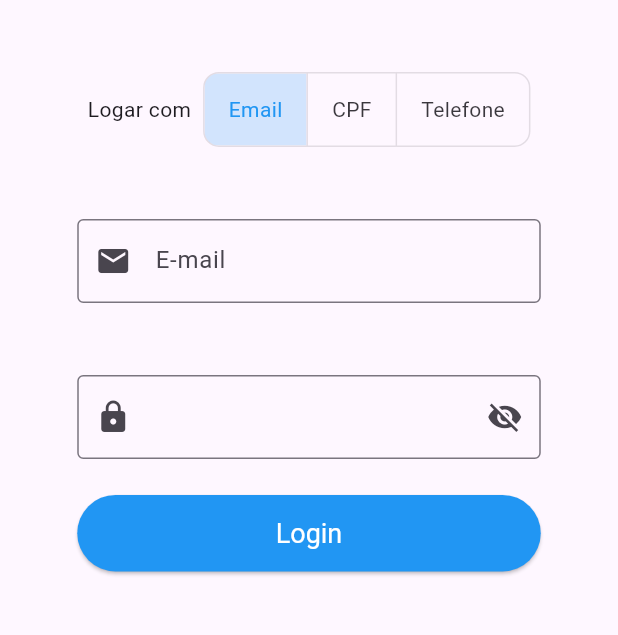
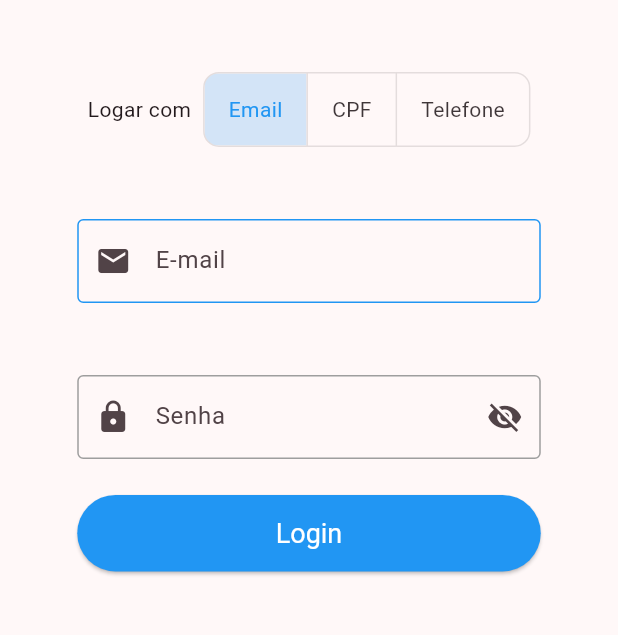
Before and after one commit to LrAmaral/first-flutter-app, a Flutter app: the screen it shows after launch, on a phone screen of 412 x 824 dp, the part 429-1064 px from its top. Run offline on Flutter 3.47's test engine with Material 3 defaults, Android fonts, the phone set to English and light mode, and no system bars.

Commit message:
:package: minor-changes

```diff
--- a/lib/main.dart
+++ b/lib/main.dart
@@ -1,7 +1,7 @@
 import 'package:atividade/classes/login_details.dart';
 import 'package:atividade/widgets/login_text_field.dart';
+import 'package:atividade/widgets/welcome.dart';
 import 'package:flutter/material.dart';
-import 'package:collection/collection.dart';
 
 void main() {
   runApp(const MyApp());
@@ -13,9 +13,10 @@ class MyApp extends StatelessWidget {
   @override
   Widget build(BuildContext context) {
     return MaterialApp(
+      debugShowCheckedModeBanner: false,
       title: 'Flutter Demo',
       theme: ThemeData(
-        colorScheme: ColorScheme.fromSeed(seedColor: Colors.deepPurple),
+        colorScheme: ColorScheme.fromSeed(seedColor: Colors.black),
         useMaterial3: true,
       ),
       home: const Aula08(title: 'Flutter Demo Home Page'),
@@ -43,8 +44,7 @@ class _Aula08State extends State<Aula08> {
     setState(() {
       _loginController.text = '';
       _tipoCampoLogin = TiposLogin.values[idx];
-      _tipoLogin =
-          _tipoLogin.mapIndexed((index, element) => index == idx).toList();
+      _tipoLogin = List<bool>.generate(3, (index) => index == idx);
     });
   }
 
@@ -114,8 +114,11 @@ class _Aula08State extends State<Aula08> {
 
   void _login() {
     if (_validateFields()) {
-      // Processar login
-      print('Login bem-sucedido');
+      Navigator.of(context).push(
+        MaterialPageRoute(
+          builder: (context) => const WelcomeScreen(),
+        ),
+      );
     }
   }
 
@@ -173,6 +176,7 @@ class _Aula08State extends State<Aula08> {
                 controller: _senhaController,
                 obscureText: _esconderSenha,
                 decoration: InputDecoration(
+                  labelText: 'Senha',
                   prefixIcon: const Icon(Icons.lock),
                   suffixIcon: IconButton(
                     onPressed: () {
@@ -185,6 +189,15 @@ class _Aula08State extends State<Aula08> {
                         : const Icon(Icons.visibility),
                   ),
                   border: const OutlineInputBorder(),
+                  focusedBorder: const OutlineInputBorder(
+                    borderSide: BorderSide(color: Colors.blue),
+                  ),
+                  enabledBorder: const OutlineInputBorder(
+                    borderSide: BorderSide(color: Colors.grey),
+                  ),
+                  floatingLabelStyle: const TextStyle(
+                    color: Colors.blue,
+                  ),
                 ),
               ),
               const SizedBox(height: 24),
--- a/lib/widgets/login_text_field.dart
+++ b/lib/widgets/login_text_field.dart
@@ -21,6 +21,15 @@ class LoginTextField extends StatelessWidget {
         hintText: details.hintText,
         prefixIcon: details.prefixIcon,
         border: const OutlineInputBorder(),
+        focusedBorder: const OutlineInputBorder(
+          borderSide: BorderSide(color: Colors.blue),
+        ),
+        enabledBorder: const OutlineInputBorder(
+          borderSide: BorderSide(color: Colors.blue),
+        ),
+        floatingLabelStyle: TextStyle(
+          color: Colors.blue,
+        ),
       ),
       keyboardType: details.keyboardType,
       maxLength: details.maxLength > 0 ? details.maxLength : null,
```
Also changed, not shown: lib/widgets/welcome.dart (added, +100 -0 lines), 1 other file.
